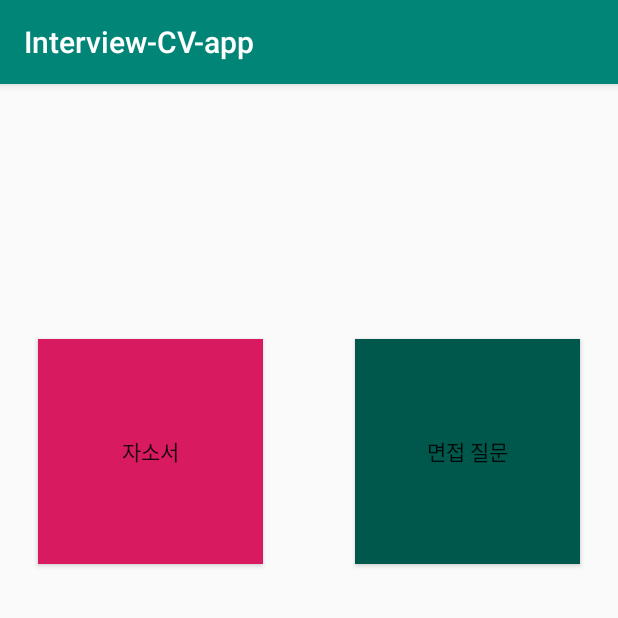
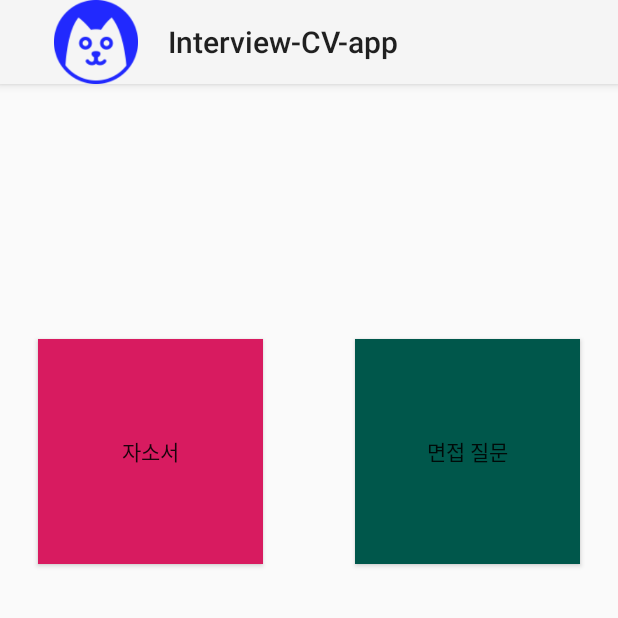
Before and after one commit to unolife/Interview-CV-app, an Android app: the screen it shows after launch (MainActivity), on a phone screen of 412 x 824 dp, the top half of it. Run offline under Robolectric (Android 15) with nearby library versions, the phone set to English and light mode, and no system bars.

Commit message:
change luanchr_icon & app icon made by <Android Asset Studio Launcher icon generator>

```diff
--- a/app/src/main/AndroidManifest.xml
+++ b/app/src/main/AndroidManifest.xml
@@ -8,7 +8,7 @@
         android:label="@string/app_name"
         android:roundIcon="@mipmap/ic_launcher_round"
         android:supportsRtl="true"
-        android:theme="@style/AppTheme">
+        android:theme="@style/Theme.AppCompat.Light">
         <activity android:name=".MainActivity">
             <intent-filter>
                 <action android:name="android.intent.action.MAIN" />
--- a/app/src/main/java/com/cookandroid/interview_cv_app/MainActivity.java
+++ b/app/src/main/java/com/cookandroid/interview_cv_app/MainActivity.java
@@ -14,6 +14,8 @@ public class MainActivity extends AppCompatActivity {
     protected void onCreate(Bundle savedInstanceState) {
         super.onCreate(savedInstanceState);
         setContentView(R.layout.activity_main);
+        getSupportActionBar().setDisplayShowHomeEnabled(true);
+        getSupportActionBar().setIcon(R.drawable.iconmonstr);
 
         btn_cv = (Button) findViewById(R.id.button_CV);
         btn_iv = (Button) findViewById(R.id.button_IV);
```
Also changed, not shown: app/src/main/res/drawable/iconmonstr.png (added), app/src/main/res/mipmap-hdpi/ic_launcher.png, app/src/main/res/mipmap-hdpi/ic_launcher_round.png, app/src/main/res/mipmap-mdpi/ic_launcher.png, app/src/main/res/mipmap-mdpi/ic_launcher_round.png, app/src/main/res/mipmap-xhdpi/ic_launcher.png, app/src/main/res/mipmap-xhdpi/ic_launcher_round.png, app/src/main/res/mipmap-xxhdpi/ic_launcher.png, app/src/main/res/mipmap-xxhdpi/ic_launcher_round.png, app/src/main/res/mipmap-xxxhdpi/ic_launcher.png, app/src/main/res/mipmap-xxxhdpi/ic_launcher_round.png.
